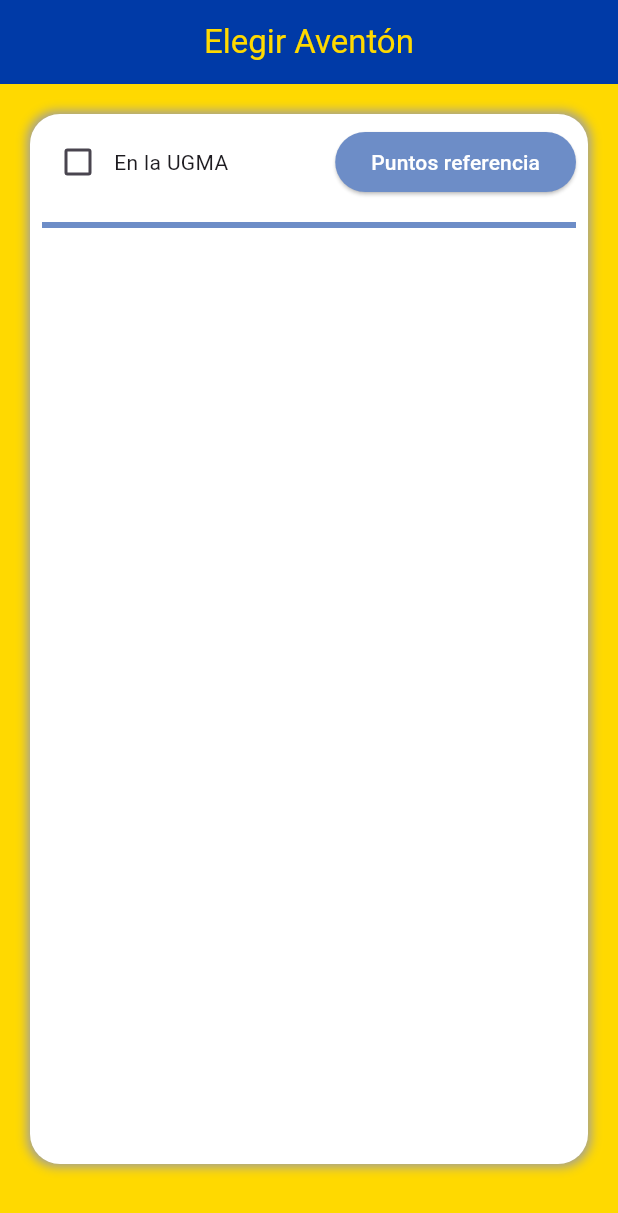
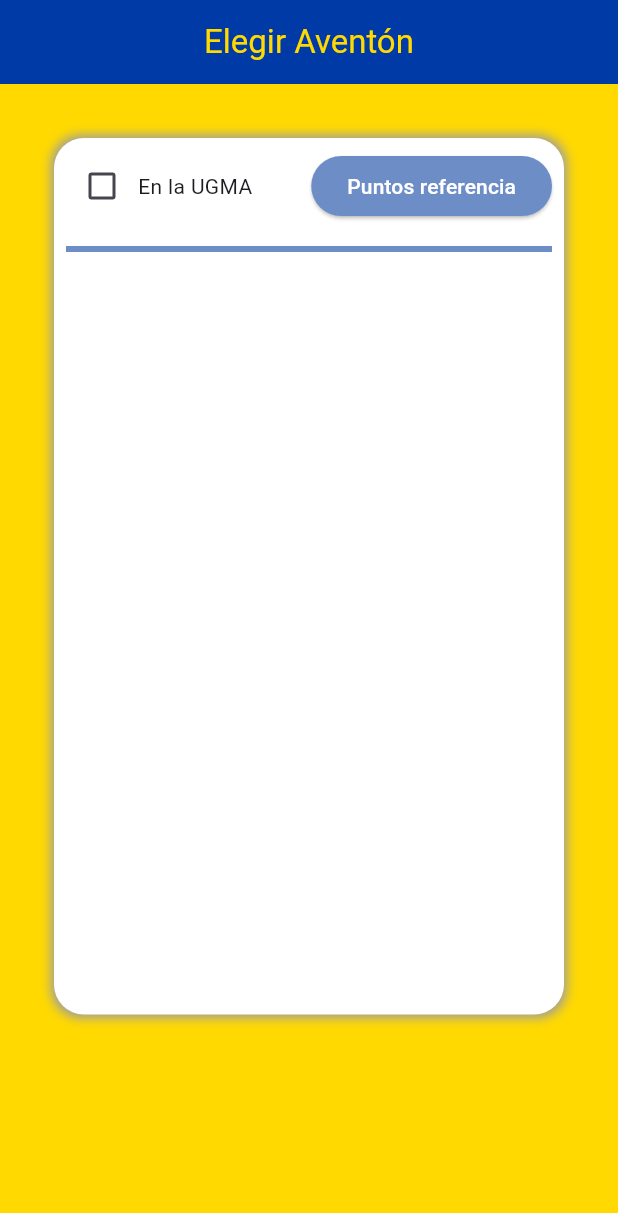
Before and after one commit to JoseL2119/ugmaventon-, a Flutter app: the screen it shows after launch, on a phone screen of 412 x 824 dp. Shown: the top 1213 px of the screen. Run offline on Flutter 3.47's test engine with Material 3 defaults, Android fonts, the phone set to English and light mode, and no system bars; our stand-ins replace cloud_firestore, firebase_auth, firebase_core, flutter_hooks, image_picker; missing offline and left inert: flutter_osm_plugin, pointer_interceptor; accounts and stored records are empty.

Commit message:
cambios interfaz elegir aventón

```diff
--- a/lib/pages/Elegir_Aventon.dart
+++ b/lib/pages/Elegir_Aventon.dart
@@ -110,12 +110,13 @@ class _ChooseRideScreenState extends State<ChooseRideScreen> {
       ),
       backgroundColor: const Color(0xFF003AA7),
     ),
-      body: Column(
+    body: SingleChildScrollView(
+      padding: const EdgeInsets.all(16.0),
+      child: Column(
+        crossAxisAlignment: CrossAxisAlignment.start,
         children: [
           Container(
             margin: EdgeInsets.all(20.0),
-            height: 700,
-            width: 400,
             padding: const EdgeInsets.all(8.0),
             decoration: BoxDecoration(
               color: Colors.white,
@@ -158,7 +159,8 @@ class _ChooseRideScreenState extends State<ChooseRideScreen> {
                   indent: 0,
                   endIndent: 0,
                 ),
-                Expanded(
+                Container(
+                  height: MediaQuery.of(context).size.height * 0.6, // Ajustar la altura según el tamaño de la pantalla
                   child: ListView.builder(
                     itemCount: _filteredDrivers.length,
                     itemBuilder: (context, index) {
@@ -198,17 +200,10 @@ class _ChooseRideScreenState extends State<ChooseRideScreen> {
                         onTap: () {
                           CorreoConductorRuta = data['email'];
                           Navigator.pushNamed(context, '/infotravel');
-                          /*ScaffoldMessenger.of(context).showSnackBar(
-                            SnackBar(
-                              content: Text("Correo: $CorreoConductorRuta"),
-                              duration: Duration(seconds: 3),
-                            ),
-                          );*/
                         },
                         child: Card(
                           margin: EdgeInsets.symmetric(vertical: 8.0),
-                          color: const Color(
-                              0xFF003AA7), // Color azul personalizado
+                          color: const Color(0xFF003AA7),
                           child: Padding(
                             padding: const EdgeInsets.all(8.0),
                             child: Column(
@@ -272,8 +267,10 @@ class _ChooseRideScreenState extends State<ChooseRideScreen> {
           ),
         ],
       ),
+    ),
   );
 }
+
 }
 
 class ReferenceSelectionWidget extends StatefulWidget {
```
Lines whose indentation alone changed are shown as unchanged.
